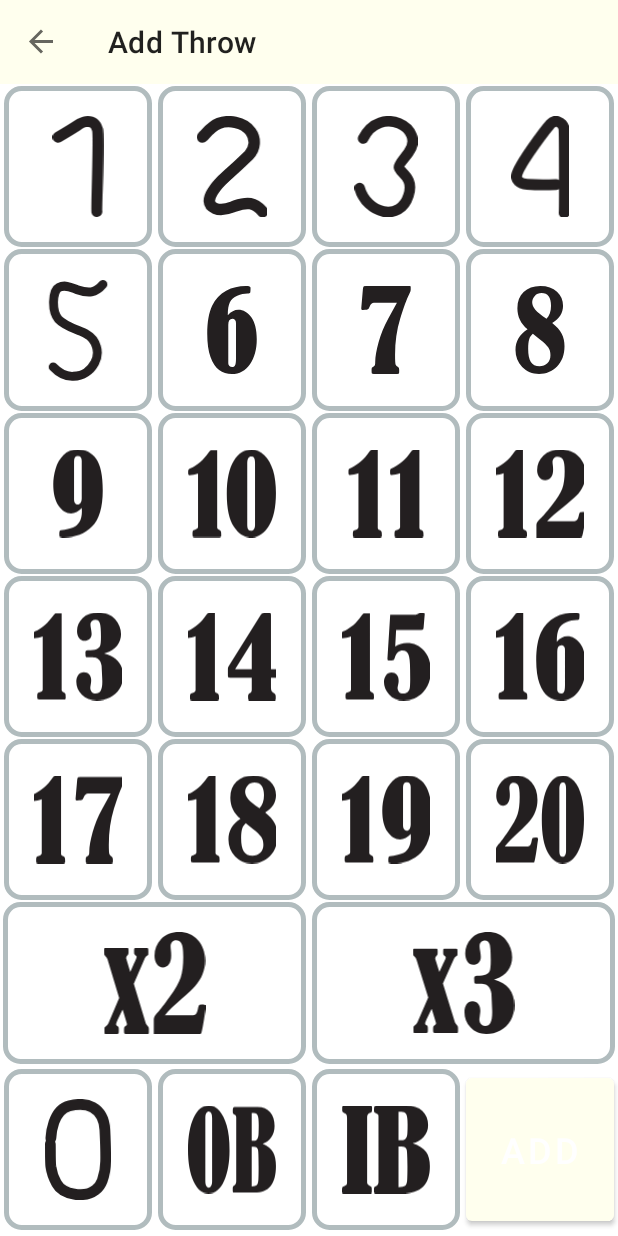
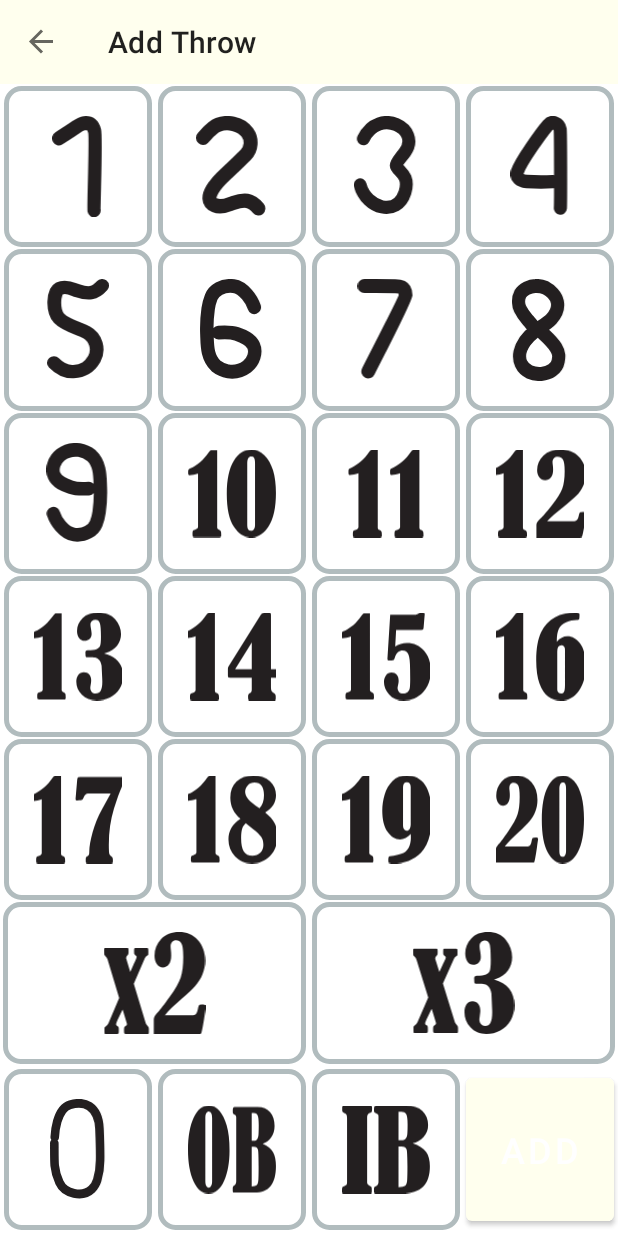
Before and after one commit to VitaliyBeletskiy/DartsTrainingCalculator_Android, an Android app: the TossFragment screen opened through its navigation route, on a phone screen of 412 x 824 dp. Run offline under Robolectric (Android 15) with nearby library versions, the phone set to English and light mode, and no system bars; our stand-ins replace Room's generated code, data binding, navigation-ui; 1 statement that could not run was skipped.

Commit message:
0 to 9 placed

```diff
--- a/app/src/main/res/drawable/ic_0.xml
+++ b/app/src/main/res/drawable/ic_0.xml
@@ -1,15 +1,21 @@
-<vector xmlns:android="http://schemas.android.com/apk/res/android"
-    android:viewportWidth="36.93"
-    android:viewportHeight="55.99"
-    android:width="36.93dp"
-    android:height="55.99dp">
+<vector
+    xmlns:android="http://schemas.android.com/apk/res/android"
+    android:name="vector"
+    android:width="50dp"
+    android:height="90dp"
+    android:viewportWidth="52"
+    android:viewportHeight="92">
+  <group android:name="group">
     <path
-      android:pathData="M3.29 21.75c0.1 -1.71 1 -15.83 10.37 -18 4.13 -1 9.27 -1.17 13 0.87 5 2.77 6.58 7.77 6.81 12.46 0.29 5.77 0.59 11.64 0.45 17.4A32.31 32.31 0 0 1 32 45.28a11.73 11.73 0 0 1 -3.76 5.14C22 55.17 9.93 53 6.44 46.65a25.07 25.07 0 0 1 -3.18 -9.32C2.88 33.76 3.09 25.51 3 25"
+        android:name="path"
+        android:pathData="M 4.4 34.92 C 4.54 32.11 5.79 8.82 18.67 5.17 C 24.35 3.56 31.43 3.24 36.52 6.61 C 43.43 11.18 45.58 19.42 45.9 27.16 C 46.29 36.67 46.71 46.36 46.5 55.86 C 46.489 61.918 45.593 67.941 43.84 73.74 C 42.872 76.963 41.091 79.883 38.67 82.22 C 30.2 90.05 13.53 86.49 8.73 76 C 6.409 71.163 4.932 65.965 4.36 60.63 C 3.84 54.73 4.12 41.12 4 40.23"
         android:strokeColor="#231F20"
-      android:strokeWidth="6"
+        android:strokeWidth="8"
         android:strokeLineCap="round"
-      android:strokeMiterLimit="10" />
+        android:strokeMiterLimit="10"/>
+  </group>
 </vector>
+
 
     <!--<vector xmlns:android="http://schemas.android.com/apk/res/android"
         android:width="24dp"
--- a/app/src/main/res/drawable/ic_1.xml
+++ b/app/src/main/res/drawable/ic_1.xml
@@ -1,14 +1,19 @@
-<vector xmlns:android="http://schemas.android.com/apk/res/android" xmlns:aapt="http://schemas.android.com/aapt"
-    android:viewportWidth="27.78"
-    android:viewportHeight="55.18"
-    android:width="27.78dp"
-    android:height="55.18dp">
-  <path
-      android:pathData="M3 11.58c1.91 -1.12 9.07 -5.49 10.39 -6.36 1.84 -1.22 3.07 -2 4.73 -2.15 1.87 -0.15 4.95 -0.51 6.34 4.36 1 3.45 -0.64 43.35 -0.33 44.75"
-      android:strokeColor="#231F20"
-      android:strokeWidth="6"
-      android:strokeLineCap="round"
-      android:strokeMiterLimit="10" />
+<vector
+    xmlns:android="http://schemas.android.com/apk/res/android"
+    android:name="vector"
+    android:width="29dp"
+    android:height="57dp"
+    android:viewportWidth="31"
+    android:viewportHeight="57">
+  <group android:name="group">
+    <path
+        android:name="path"
+        android:pathData="M 4 12.58 C 5.91 11.46 13.07 7.09 14.39 6.22 C 16.23 5 17.46 4.22 19.12 4.07 C 20.99 3.92 24.07 3.56 25.46 8.43 C 26.46 11.88 24.82 51.78 25.13 53.18"
+        android:strokeColor="#231F20"
+        android:strokeWidth="8"
+        android:strokeLineCap="round"
+        android:strokeMiterLimit="10"/>
+  </group>
 </vector>
 
 <!--
--- a/app/src/main/res/drawable/ic_2.xml
+++ b/app/src/main/res/drawable/ic_2.xml
@@ -1,16 +1,16 @@
 <vector
     xmlns:android="http://schemas.android.com/apk/res/android"
     android:name="vector"
-    android:width="37dp"
-    android:height="53dp"
-    android:viewportWidth="37"
-    android:viewportHeight="53">
+    android:width="39dp"
+    android:height="55dp"
+    android:viewportWidth="41"
+    android:viewportHeight="56">
   <group android:name="group">
     <path
         android:name="path"
-        android:pathData="M 3 11.06 C 5.59 8.35 7.77 5.37 11.6 3.88 C 16.14 2.11 24.44 2.72 28.32 8.28 C 29.641 10.111 30.267 12.354 30.084 14.604 C 29.901 16.855 28.92 18.967 27.32 20.56 C 23.86 23.93 19.83 27.68 15.88 31.22 C 12.41 34.29 1.27 45 9.69 48.5 C 13.78 50.23 17.6 48.07 20.08 47.23 C 26.55 45.05 30.28 45.23 34.55 50.23"
+        android:pathData="M 4 12.06 C 6.59 9.35 8.77 6.37 12.6 4.88 C 17.14 3.11 25.44 3.72 29.32 9.28 C 30.641 11.111 31.267 13.354 31.084 15.604 C 30.901 17.855 29.92 19.967 28.32 21.56 C 24.86 24.93 20.83 28.68 16.88 32.22 C 13.41 35.29 2.27 46 10.69 49.5 C 14.78 51.23 18.6 49.07 21.08 48.23 C 27.55 46.05 31.28 46.23 35.55 51.23"
         android:strokeColor="#231F20"
-        android:strokeWidth="6"
+        android:strokeWidth="8"
         android:strokeLineCap="round"
         android:strokeMiterLimit="10"/>
   </group>
--- a/app/src/main/res/drawable/ic_3.xml
+++ b/app/src/main/res/drawable/ic_3.xml
@@ -1,21 +1,20 @@
 <vector
     xmlns:android="http://schemas.android.com/apk/res/android"
     android:name="vector"
-    android:width="36dp"
-    android:height="57dp"
-    android:viewportWidth="36"
-    android:viewportHeight="57">
+    android:width="38dp"
+    android:height="59dp"
+    android:viewportWidth="40"
+    android:viewportHeight="61">
   <group android:name="group">
     <path
         android:name="path"
-        android:pathData="M 5 12.71 C 14.87 -6.79 41 6.86 30.78 20.71 C 28.12 24.34 25.32 26.92 25.34 28.89 C 25.39 32 34.25 34.08 30.75 45 C 25.89 60.15 6.91 55 3 40.64"
-        android:strokeColor="#231F20"
-        android:strokeWidth="6"
+        android:pathData="M 6 13.71 C 15.87 -5.79 42 7.86 31.78 21.71 C 29.12 25.34 26.32 27.92 26.34 29.89 C 26.39 33 35.25 35.08 31.75 46 C 26.89 61.15 7.91 56 4 41.64"
+        android:strokeColor="#231f20"
+        android:strokeWidth="8"
         android:strokeLineCap="round"
         android:strokeMiterLimit="10"/>
   </group>
 </vector>
-
 
 
     <!--<vector xmlns:android="http://schemas.android.com/apk/res/android"
--- a/app/src/main/res/drawable/ic_4.xml
+++ b/app/src/main/res/drawable/ic_4.xml
@@ -1,16 +1,16 @@
 <vector
     xmlns:android="http://schemas.android.com/apk/res/android"
     android:name="vector"
-    android:width="32dp"
-    android:height="56dp"
-    android:viewportWidth="32"
-    android:viewportHeight="56">
+    android:width="34dp"
+    android:height="58dp"
+    android:viewportWidth="36"
+    android:viewportHeight="60">
   <group android:name="group">
     <path
         android:name="path"
-        android:pathData="M 24.84 38 C 19.51 38.286 14.167 38.259 8.84 37.92 C 4.72 37.58 2.09 35.5 3.3 31.92 C 5.23 26.1 17.72 9.07 21.81 4.4 C 24.38 1.48 28.67 3.52 29.26 6.93 C 29.55 8.56 29.62 51.35 29.38 53.71"
-        android:strokeColor="#231F20"
-        android:strokeWidth="6"
+        android:pathData="M 25.84 39 C 20.51 39.286 15.167 39.259 9.84 38.92 C 5.72 38.58 3.09 36.5 4.3 32.92 C 6.23 27.1 18.72 10.07 22.81 5.4 C 25.38 2.48 29.67 4.52 30.26 7.93 C 30.55 9.56 30.62 52.35 30.38 54.71"
+        android:strokeColor="#231f20"
+        android:strokeWidth="8"
         android:strokeLineCap="round"
         android:strokeMiterLimit="10"/>
   </group>
--- a/app/src/main/res/drawable/ic_5.xml
+++ b/app/src/main/res/drawable/ic_5.xml
@@ -1,16 +1,16 @@
 <vector
     xmlns:android="http://schemas.android.com/apk/res/android"
     android:name="vector"
-    android:width="34dp"
-    android:height="57dp"
-    android:viewportWidth="34"
-    android:viewportHeight="57">
+    android:width="36dp"
+    android:height="59dp"
+    android:viewportWidth="36"
+    android:viewportHeight="61">
   <group android:name="group">
     <path
         android:name="path"
-        android:pathData="M 3 49.13 C 5.59 51.84 9.55 54.65 14.32 54.39 C 20.5 54.05 23.77 51.52 26.43 46.81 C 27.905 44.062 28.24 40.842 27.363 37.849 C 26.486 34.856 24.465 32.326 21.74 30.81 C 18.51 28.87 9.74 26.62 5.97 22.44 C 2 18.05 2.56 6.56 6.15 4.72 C 10.06 2.72 14.05 5.16 16.53 6 C 23 8.18 26.74 8 31 3"
-        android:strokeColor="#231F20"
-        android:strokeWidth="5"
+        android:pathData="M 4 50.13 C 6.59 52.84 10.55 55.65 15.32 55.39 C 21.5 55.05 24.77 52.52 27.43 47.81 C 28.905 45.062 29.24 41.842 28.363 38.849 C 27.486 35.856 25.465 33.326 22.74 31.81 C 19.51 29.87 10.74 27.62 6.97 23.44 C 3 19.05 3.56 7.56 7.15 5.72 C 11.06 3.72 15.05 6.16 17.53 7 C 24 9.18 27.74 9 32 4"
+        android:strokeColor="#231f20"
+        android:strokeWidth="8"
         android:strokeLineCap="round"
         android:strokeMiterLimit="10"/>
   </group>
--- a/app/src/main/res/drawable/ic_6.xml
+++ b/app/src/main/res/drawable/ic_6.xml
@@ -1,3 +1,22 @@
+<vector
+    xmlns:android="http://schemas.android.com/apk/res/android"
+    android:name="vector"
+    android:width="36dp"
+    android:height="57dp"
+    android:viewportWidth="38"
+    android:viewportHeight="59">
+  <group android:name="group">
+    <path
+        android:name="path"
+        android:pathData="M 32.23 16.35 C 31.314 13.626 29.839 11.122 27.9 9 C 25.9 6.79 23.48 4.55 19.99 4.11 C 13.11 3.27 8.25 6.76 6.66 10.48 C 5.782 12.645 5.171 14.908 4.84 17.22 C 4.16 21.897 3.902 26.626 4.07 31.35 C 4.38 37.59 3.83 45.09 9.52 50.29 C 11.651 51.924 14.145 53.018 16.79 53.48 C 20.715 54.024 24.702 53.027 27.91 50.7 C 31.69 47.87 33.65 42.51 31.75 38.47 C 29.98 34.72 25.96 33.19 21.75 31.76 C 18.58 30.69 14.68 30.76 11.01 31"
+        android:strokeColor="#231f20"
+        android:strokeWidth="8"
+        android:strokeLineCap="round"
+        android:strokeMiterLimit="10"/>
+  </group>
+</vector>
+
+<!--
 <vector xmlns:android="http://schemas.android.com/apk/res/android"
     android:width="24dp"
     android:height="24dp"
@@ -7,3 +26,4 @@
       android:pathData="M10.852,7.976c0.888,-1.005 1.844,-1.507 2.869,-1.507c1.375,0 2.557,0.688 3.547,2.065c0.99,1.376 1.484,3.373 1.486,5.991c0,2.744 -0.617,5.009 -1.852,6.795C15.668,23.107 14.027,24 11.978,24c-1.356,0 -2.519,-0.368 -3.49,-1.104c-0.971,-0.738 -1.754,-1.92 -2.349,-3.544c-0.595,-1.626 -0.893,-3.737 -0.893,-6.334c0,-3.143 0.444,-5.677 1.332,-7.599c0.888,-1.923 2.164,-3.308 3.827,-4.152S13.842,0 15.725,0c0.508,0 0.855,0.034 1.047,0.103c0.189,0.068 0.285,0.2 0.285,0.395c0,0.732 -0.035,1.168 -0.104,1.31c-0.068,0.142 -0.307,0.212 -0.717,0.212c-0.906,0 -1.842,0.212 -2.803,0.637c-0.96,0.424 -1.631,1.024 -2.011,1.8C11.042,5.232 10.852,6.405 10.852,7.976zM13.09,10.084c0,-0.322 -0.088,-0.593 -0.263,-0.813c-0.175,-0.22 -0.414,-0.33 -0.717,-0.33c-0.751,0 -1.126,0.562 -1.126,1.685v10.461c0,0.294 0.102,0.537 0.307,0.732s0.449,0.293 0.731,0.293c0.342,0 0.605,-0.146 0.79,-0.439c0.186,-0.292 0.278,-0.903 0.278,-1.831V10.084z"
       android:fillColor="#231F20"/>
 </vector>
+-->
--- a/app/src/main/res/drawable/ic_7.xml
+++ b/app/src/main/res/drawable/ic_7.xml
@@ -1,3 +1,24 @@
+<vector
+    xmlns:android="http://schemas.android.com/apk/res/android"
+    android:name="vector"
+    android:width="31dp"
+    android:height="56dp"
+    android:viewportWidth="33"
+    android:viewportHeight="58">
+  <group android:name="group">
+    <path
+        android:name="path"
+        android:pathData="M 4 4 C 10.18 4 19.78 4.14 21.46 4.11 C 23.46 4.11 27.81 3.82 27.8 9.19 C 27.8 11.53 7.56 49.76 6.23 52.55"
+        android:strokeColor="#231f20"
+        android:strokeWidth="8"
+        android:strokeLineCap="round"
+        android:strokeMiterLimit="10"/>
+  </group>
+</vector>
+
+
+
+    <!--
     <vector xmlns:android="http://schemas.android.com/apk/res/android"
         android:width="24dp"
         android:height="24dp"
@@ -7,3 +28,4 @@
           android:pathData="M14.982,4.568H8.701c-0.491,0 -0.872,0.331 -1.143,0.992c-0.14,0.331 -0.26,0.573 -0.36,0.729C7.098,6.445 6.607,6.522 5.726,6.522c-0.311,0 -0.466,-0.115 -0.466,-0.346V6.011l0.437,-5.095c0.04,-0.42 0.115,-0.679 0.226,-0.774C6.031,0.047 6.307,0 6.747,0h11.527c0.22,0 0.353,0.015 0.397,0.045c0.046,0.03 0.068,0.13 0.068,0.301v0.646c0,0.281 -0.141,0.691 -0.421,1.232c-0.682,1.363 -1.493,3.572 -2.435,6.627c-0.942,3.056 -1.413,6.377 -1.413,9.964c0,1.482 0.056,2.359 0.166,2.63c0.109,0.271 0.325,0.496 0.646,0.676c0.211,0.11 0.315,0.386 0.315,0.827c0,0.541 -0.022,0.852 -0.067,0.932S15.328,24 15.058,24H8.671c-0.261,0 -0.426,-0.04 -0.496,-0.12S8.07,23.549 8.07,23.128c0,-0.44 0.027,-0.719 0.082,-0.834c0.056,-0.115 0.218,-0.237 0.488,-0.368c0.181,-0.09 0.296,-0.223 0.346,-0.397c0.051,-0.176 0.075,-0.474 0.075,-0.895c0.003,-1.293 0.309,-3.048 0.918,-5.268c0.61,-2.219 1.481,-4.355 2.614,-6.409L14.982,4.568z"
           android:fillColor="#231F20"/>
     </vector>
+    -->
--- a/app/src/main/res/drawable/ic_8.xml
+++ b/app/src/main/res/drawable/ic_8.xml
@@ -1,3 +1,23 @@
+<vector
+    xmlns:android="http://schemas.android.com/apk/res/android"
+    android:name="vector"
+    android:width="32dp"
+    android:height="58dp"
+    android:viewportWidth="34"
+    android:viewportHeight="58">
+  <group android:name="group">
+    <path
+        android:name="path"
+        android:pathData="M 12.33 26.36 C 11.67 25.6 9.63 23.36 9.04 22.7 C 7.476 20.98 6.132 19.072 5.04 17.02 C 4.439 15.958 4.096 14.769 4.04 13.55 C 3.872 11.779 4.241 9.998 5.1 8.44 C 6.61 5.9 10.87 4 14.18 4 C 16.256 3.878 18.333 4.219 20.26 5 C 23.58 6.63 26.76 9.76 27.47 13 C 28.24 16.48 26.54 20 23.97 22.67 C 21 25.66 17.1 27.4 13.64 29.94 C 11.477 31.479 9.547 33.321 7.91 35.41 C 5.1 39.15 3.52 44.07 5.63 48.31 C 9.83 56.71 26.33 55.52 28 46.75 C 28.49 44.2 28.82 42.43 26.64 39.06 C 25.29 36.96 19.54 31.58 18.74 30.88"
+        android:strokeColor="#231f20"
+        android:strokeWidth="8"
+        android:strokeLineCap="round"
+        android:strokeMiterLimit="10"/>
+  </group>
+</vector>
+
+
+    <!--
     <vector xmlns:android="http://schemas.android.com/apk/res/android"
         android:width="24dp"
         android:height="24dp"
@@ -7,3 +27,4 @@
           android:pathData="M8.612,11.823C6.759,10.28 5.832,8.36 5.832,6.065c0,-1.836 0.568,-3.306 1.705,-4.41C8.673,0.552 10.188,0 12.08,0c1.932,0 3.449,0.53 4.552,1.59c1.103,1.06 1.653,2.317 1.653,3.772c0,1.934 -0.985,3.511 -2.956,4.731c1.22,0.967 2.083,1.942 2.59,2.928c0.508,0.985 0.762,2.132 0.762,3.439c0,2.313 -0.676,4.148 -2.027,5.505C15.303,23.322 13.666,24 11.744,24c-1.854,0 -3.389,-0.627 -4.603,-1.881c-1.215,-1.253 -1.822,-2.797 -1.822,-4.631C5.319,15.088 6.417,13.199 8.612,11.823zM10.046,13.054c-0.468,0.4 -0.797,0.891 -0.987,1.471s-0.285,1.441 -0.285,2.583c0,1.639 0.241,2.842 0.724,3.607c0.483,0.766 1.276,1.148 2.378,1.148c0.85,0 1.557,-0.261 2.122,-0.783c0.566,-0.521 0.849,-1.246 0.849,-2.173c0,-0.858 -0.204,-1.583 -0.614,-2.173c-0.41,-0.591 -1.127,-1.28 -2.151,-2.071L10.046,13.054zM13.778,8.922c0.819,-0.752 1.229,-1.925 1.229,-3.518c0,-2.325 -0.858,-3.488 -2.575,-3.488c-0.771,0 -1.391,0.262 -1.858,0.784C10.104,3.224 9.87,3.808 9.87,4.453c0,0.673 0.283,1.348 0.85,2.022C11.285,7.149 12.305,7.965 13.778,8.922z"
           android:fillColor="#231F20"/>
     </vector>
+    -->
--- a/app/src/main/res/drawable/ic_9.xml
+++ b/app/src/main/res/drawable/ic_9.xml
@@ -1,3 +1,24 @@
+<vector
+    xmlns:android="http://schemas.android.com/apk/res/android"
+    android:name="vector"
+    android:width="36dp"
+    android:height="57dp"
+    android:viewportWidth="38"
+    android:viewportHeight="59">
+  <group android:name="group">
+    <path
+        android:name="path"
+        android:pathData="M 4.26 41.27 C 5.171 43.986 6.643 46.48 8.58 48.59 C 10.58 50.81 13 53.05 16.49 53.48 C 23.38 54.34 28.23 50.86 29.82 47.14 C 30.698 44.975 31.309 42.712 31.64 40.4 C 32.325 35.723 32.583 30.994 32.41 26.27 C 32.11 20 32.65 12.52 27 7.32 C 24.861 5.684 22.355 4.592 19.7 4.14 C 15.776 3.597 11.79 4.589 8.58 6.91 C 4.79 9.75 2.83 15.11 4.74 19.14 C 6.5 22.89 10.53 24.43 14.74 25.85 C 17.91 26.93 21.82 26.85 25.48 26.62"
+        android:strokeColor="#231f20"
+        android:strokeWidth="8"
+        android:strokeLineCap="round"
+        android:strokeMiterLimit="10"/>
+  </group>
+</vector>
+
+
+
+    <!--
     <vector xmlns:android="http://schemas.android.com/apk/res/android"
         android:width="24dp"
         android:height="24dp"
@@ -7,3 +28,4 @@
           android:pathData="M13.019,15.956c-0.879,0.977 -1.852,1.465 -2.916,1.465c-1.309,0 -2.444,-0.695 -3.406,-2.087c-0.962,-1.393 -1.443,-3.339 -1.443,-5.839c0,-1.446 0.22,-2.892 0.659,-4.337c0.439,-1.446 1.155,-2.667 2.146,-3.663C9.05,0.5 10.366,0.001 12.008,0c2.08,0 3.724,0.845 4.93,2.535c1.207,1.689 1.81,4.562 1.81,8.615c0,4.61 -0.977,7.904 -2.93,9.883C13.863,23.011 11.3,24 8.125,24c-0.576,0 -0.924,-0.037 -1.041,-0.11s-0.176,-0.28 -0.176,-0.622c0,-0.537 0.032,-0.875 0.096,-1.012s0.173,-0.215 0.33,-0.234c1.455,-0.166 2.562,-0.41 3.318,-0.732s1.348,-0.84 1.772,-1.553s0.638,-1.651 0.638,-2.813C13.063,16.708 13.048,16.386 13.019,15.956zM13.019,3.077c0,-0.85 -0.352,-1.274 -1.055,-1.274c-0.693,0 -1.041,0.469 -1.041,1.406v10.506c0,0.381 0.093,0.696 0.278,0.945c0.187,0.249 0.426,0.373 0.719,0.373c0.342,0 0.61,-0.161 0.806,-0.483s0.293,-0.688 0.293,-1.099V3.077z"
           android:fillColor="#231F20"/>
     </vector>
+    -->
```
Lines whose indentation alone changed are shown as unchanged.
